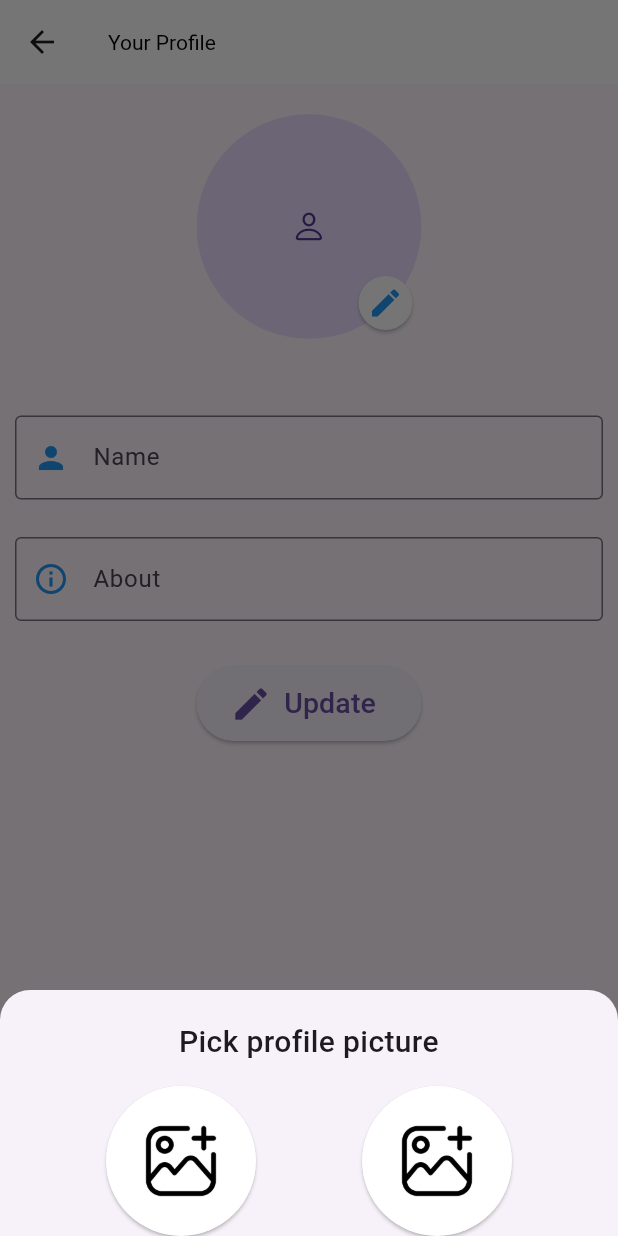
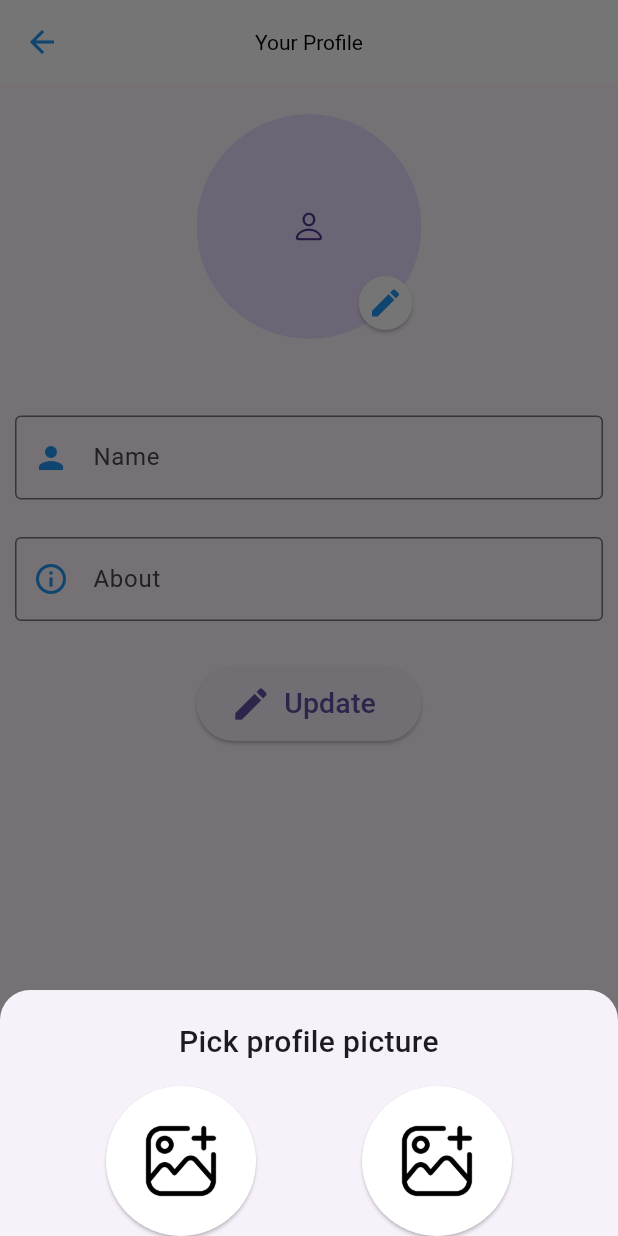
Before and after one commit to Ntsfullstack/chat_app, a Flutter app: the ProfileScreen screen opened directly with empty values, after a tap on the "edit" icon, on a phone screen of 412 x 824 dp. Run offline on Flutter 3.47's test engine with Material 3 defaults, Android fonts, the phone set to English and light mode, and no system bars; drawn by our look-alikes of cached_network_image; our stand-ins replace cloud_firestore, emoji_picker_flutter, firebase_auth, firebase_core, firebase_messaging, firebase_storage and 8 more; missing offline and left inert: flutter_notification_channel; accounts and stored records are empty; generated files the repository leaves out were written again; network calls fail.

Commit message:
loading 95%

```diff
--- a/lib/home_page/chat_user_card.dart
+++ b/lib/home_page/chat_user_card.dart
@@ -100,10 +100,9 @@ class _ChatUserCardState extends State<ChatUserCard> {
                             context: context,
                             time: _message!.sent,
                           ),
-                          style: const TextStyle(color: Colors.black54),
                         ),
                         SizedBox(width: 8), // Adjust the spacing as needed
-                        Container(
+                        /*Container(
                           width: 25,
                           height: 25,
                           decoration: BoxDecoration(
@@ -121,7 +120,7 @@ class _ChatUserCardState extends State<ChatUserCard> {
                               ),
                             ),
                           ),
-                        ),
+                        ), */
                       ],
                     ),
             );
--- a/lib/more_widget/profile_screen.dart
+++ b/lib/more_widget/profile_screen.dart
@@ -30,7 +30,11 @@ class _ProfileScreenState extends State<ProfileScreen> {
     return GestureDetector(
       onTap: () => FocusScope.of(context).unfocus(),
       child: Scaffold(
-        appBar: AppBar(title: const Text('Your Profile')),
+        appBar: AppBar(
+          centerTitle: true,
+          title: const Text('Your Profile'),
+          iconTheme: IconThemeData(color: Colors.blue), // Đổi màu ở đây
+        ),
         floatingActionButton: Padding(
           padding: const EdgeInsets.only(bottom: 10),
           child: FloatingActionButton.extended(
```
Also changed, not shown: lib/more_widget/view_profile_screen.dart (+8 -12 lines), 2 other files.
